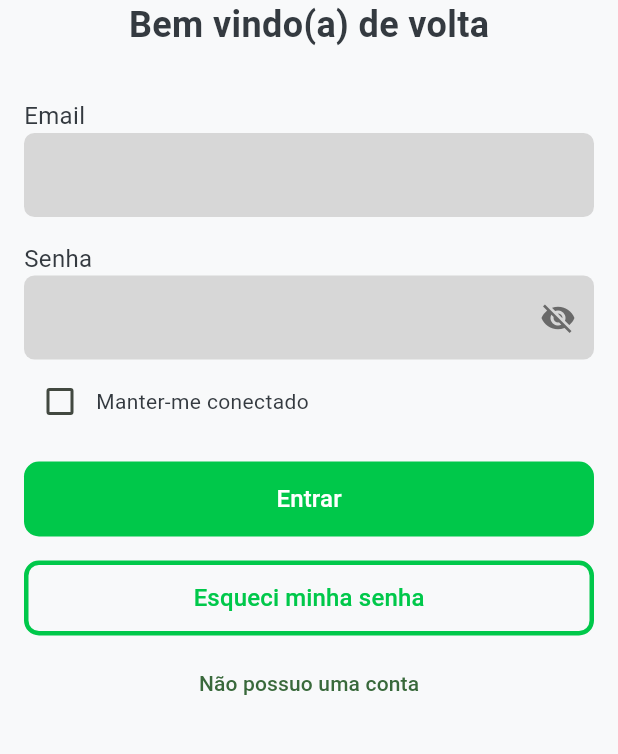
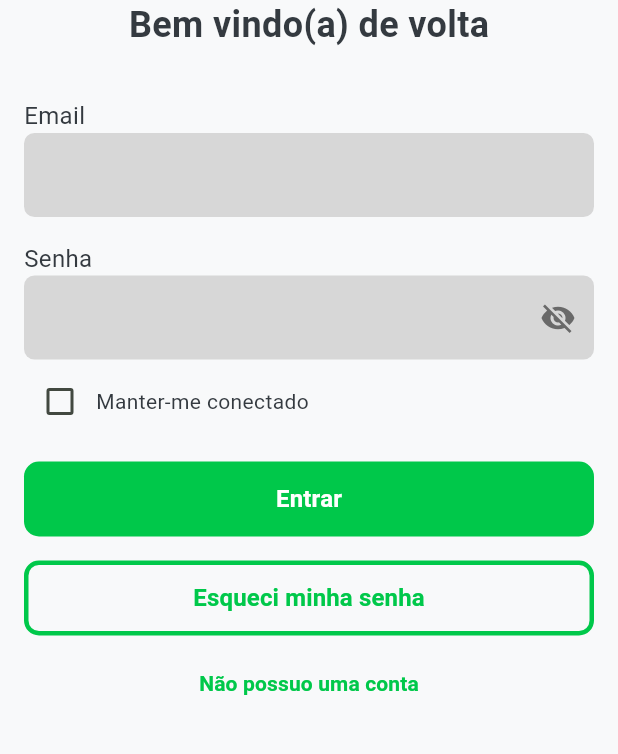
Before and after one commit to MateusDaroz/ConDin, a Flutter app: the screen it shows after launch, on a phone screen of 412 x 824 dp, the part 446-1200 px from its top. Run offline on Flutter 3.47's test engine with Material 3 defaults, Android fonts, the phone set to English and light mode, and no system bars.

Commit message:
refactor: fixed modal not opening when user tap outside of the modal and some styles

```diff
--- a/lib/auth/view/login.dart
+++ b/lib/auth/view/login.dart
@@ -69,7 +69,7 @@ class _LoginState extends State<Login> {
                       ),
                       shadowColor: Colors.transparent
                     ),
-                    child: const Text('Tentar novamente', style: TextStyle(color: Colors.white, fontSize: 16),),
+                    child: const Text('Tentar novamente', style: TextStyle(color: Colors.white, fontSize: 16, fontWeight: FontWeight.bold),),
                   ),
                 )
               ],
@@ -171,6 +171,7 @@ class _LoginState extends State<Login> {
                           children: [
                             Checkbox(
                               value: _stayConnected,
+                              activeColor: Color.fromRGBO(0, 200, 74, 1),
                               onChanged: (value) {
                                 setState(() {
                                   _stayConnected = value ?? false;
@@ -184,7 +185,7 @@ class _LoginState extends State<Login> {
                         ElevatedButton(
                           onPressed: () {
                             setState(() {
-
+                              _modalCounter=0;
                             });
                             if (_formKey.currentState!.validate()) {
 
@@ -200,7 +201,7 @@ class _LoginState extends State<Login> {
                             ),
                             shadowColor: Colors.transparent
                           ),
-                          child: const Text('Entrar', style: TextStyle(color: Colors.white, fontSize: 16),),
+                          child: const Text('Entrar', style: TextStyle(color: Colors.white, fontSize: 16, fontWeight: FontWeight.bold),),
                         ),
                         const SizedBox(height: 16),
                         ElevatedButton(
@@ -223,7 +224,7 @@ class _LoginState extends State<Login> {
                             ),
                             shadowColor: Colors.transparent
                           ),
-                          child: const Text('Esqueci minha senha', style: TextStyle(color: Color.fromRGBO(0, 200, 74, 1), fontSize: 16),),
+                          child: const Text('Esqueci minha senha', style: TextStyle(color: Color.fromRGBO(0, 200, 74, 1), fontSize: 16, fontWeight: FontWeight.bold),),
                         ),
                         const SizedBox(height: 8),
                       ],
@@ -235,7 +236,7 @@ class _LoginState extends State<Login> {
 
                       });
                     },
-                    child: const Text("Não possuo uma conta"),
+                    child: const Text("Não possuo uma conta",style: TextStyle(color: Color.fromRGBO(0, 200, 74, 1), fontWeight: FontWeight.w600)),
                   ),
                 ]
               )
```
